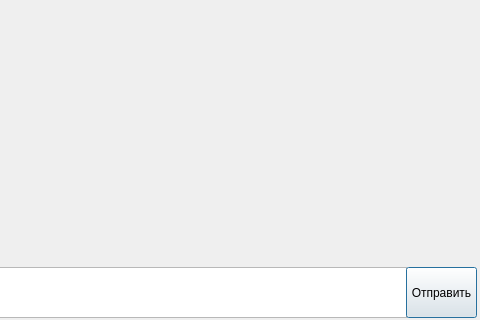
Qt form mainform.ui (rutraq/Messanger) before a commit; both pictures show x 634 to 1114 and y 543 to 863 of the 1114 by 863 pixel window.
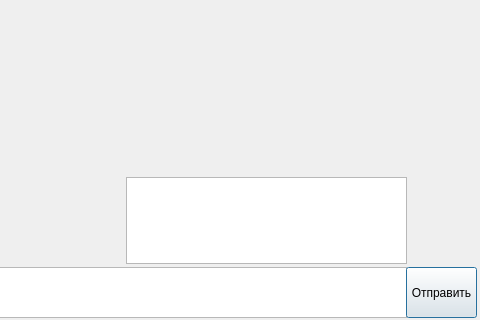
The same form after that commit.

What changed in the file:
```diff
--- a/mainform.ui
+++ b/mainform.ui
@@ -88,6 +88,16 @@
     </property>
    </layout>
   </widget>
+  <widget class="QPlainTextEdit" name="plainTextEdit">
+   <property name="geometry">
+    <rect>
+     <x>760</x>
+     <y>720</y>
+     <width>281</width>
+     <height>87</height>
+    </rect>
+   </property>
+  </widget>
  </widget>
  <resources/>
  <connections/>
```
